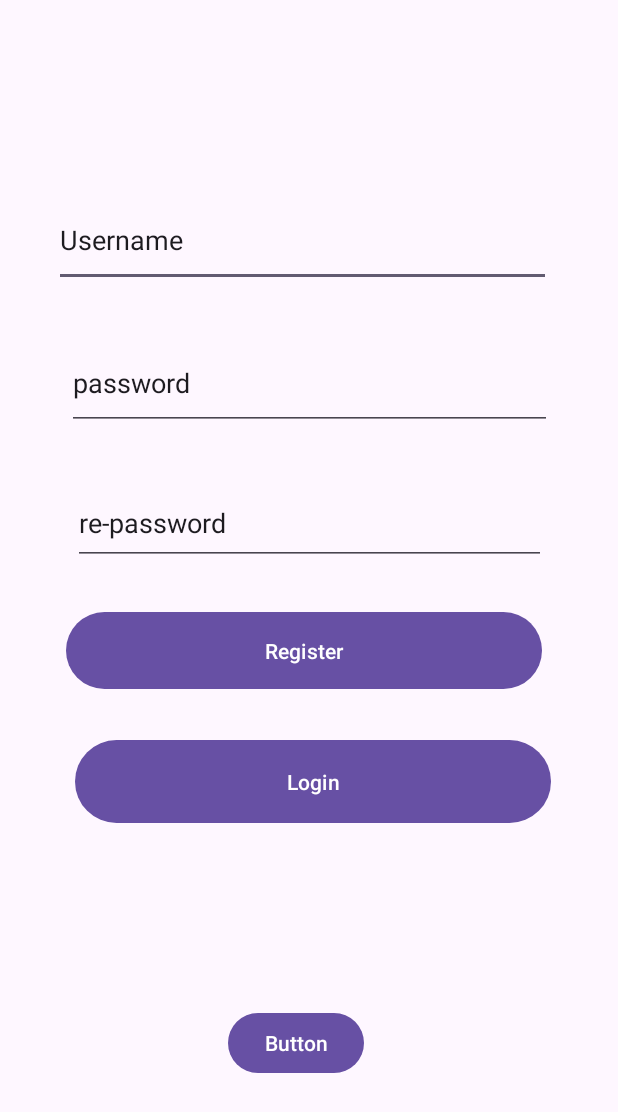
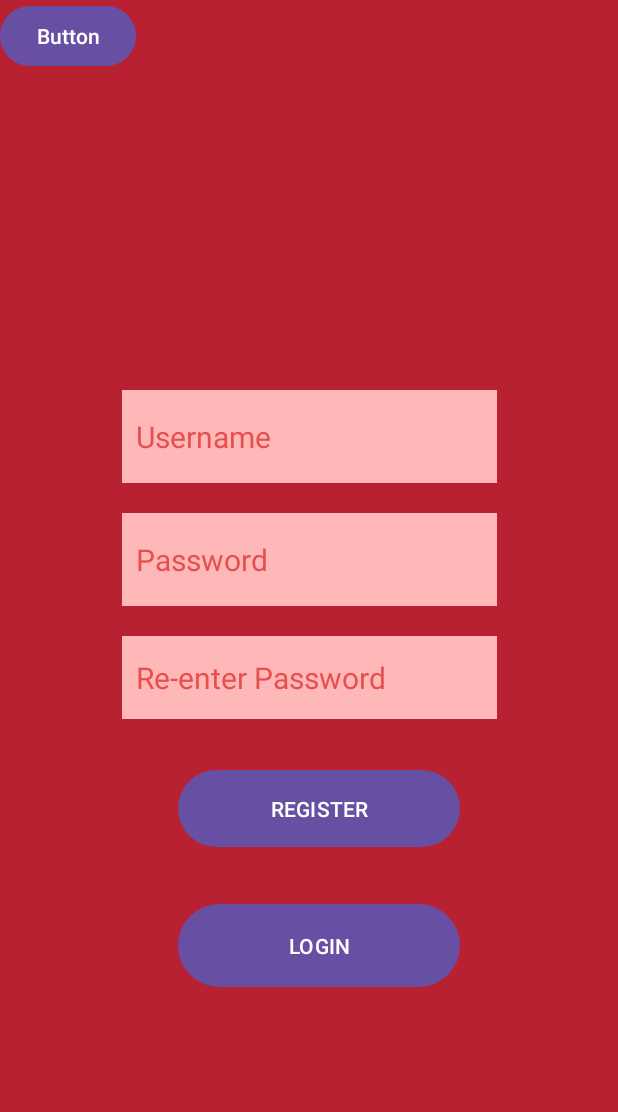
Before and after one commit to jgam2025/coen390_FeverApp, an Android app: the screen it shows after launch (RegisterActivity), on a phone screen of 412 x 824 dp. Shown: the top 1112 px of the screen. Run offline under Robolectric (Android 15) with nearby library versions, the phone set to English and light mode, and no system bars.

Commit message:
color changes

```diff
--- a/app/src/main/java/com/example/coen390_feverapp/LoginActivity.java
+++ b/app/src/main/java/com/example/coen390_feverapp/LoginActivity.java
@@ -31,7 +31,7 @@ public class LoginActivity extends AppCompatActivity {
             public void onClick(View v) {
                 boolean isLoggedId = dbHelper.checkUser(etUsername.getText().toString(),etPwd.getText().toString());
                 if(isLoggedId){
-                    Intent intent = new Intent(LoginActivity.this, MainActivity.class);
+                    Intent intent = new Intent(LoginActivity.this, TemperatureMeasurementPage.class);
                     startActivity(intent);
                 }
                 else{
--- a/app/src/main/java/com/example/coen390_feverapp/ScanMeasurementActivity.java
+++ b/app/src/main/java/com/example/coen390_feverapp/ScanMeasurementActivity.java
@@ -151,7 +151,7 @@ public class ScanMeasurementActivity extends AppCompatActivity {
 
 
         for (BluetoothDevice bondedDevice : bluetoothAdapter.getBondedDevices()) {
-            if (bondedDevice.getName().equals("ESP32")) { // Make sure this matches ESP32 name
+            if (bondedDevice.getName().equals("ESP32")) {
                 device = bondedDevice;
                 break;
             }
--- a/app/src/main/res/layout/activity_register.xml
+++ b/app/src/main/res/layout/activity_register.xml
@@ -5,87 +5,90 @@
     android:id="@+id/main"
     android:layout_width="match_parent"
     android:layout_height="match_parent"
+    android:background="#B82132"
     tools:context=".RegisterActivity">
 
 
     <EditText
         android:id="@+id/editTextText"
-        android:layout_width="331dp"
+        android:layout_width="250dp"
         android:layout_height="62dp"
+        android:layout_marginTop="260dp"
+        android:background="#FFB8B8"
+        android:backgroundTint="#FFB8B8"
         android:ems="10"
-        android:hint="enter a username"
+        android:hint="  Username"
         android:inputType="text"
-        android:text="Username"
-        app:layout_constraintBottom_toBottomOf="parent"
+        android:textColorHint="#E74F4F"
+        android:textSize="20sp"
         app:layout_constraintEnd_toEndOf="parent"
-        app:layout_constraintHorizontal_bias="0.45"
+        app:layout_constraintHorizontal_bias="0.503"
         app:layout_constraintStart_toStartOf="parent"
-        app:layout_constraintTop_toTopOf="parent"
-        app:layout_constraintVertical_bias="0.17" />
+        app:layout_constraintTop_toTopOf="parent" />
 
     <EditText
         android:id="@+id/editTextText2"
-        android:layout_width="323dp"
+        android:layout_width="250dp"
         android:layout_height="62dp"
+        android:layout_marginTop="20dp"
+        android:background="#FFB8B8"
+        android:backgroundTint="#FFB8B8"
         android:ems="10"
-        android:hint="enter a password"
+        android:hint="  Password"
         android:inputType="text"
-        android:text="password"
-        app:layout_constraintBottom_toBottomOf="parent"
+        android:textColorHint="#E74F4F"
+        android:textSize="20sp"
         app:layout_constraintEnd_toEndOf="parent"
+        app:layout_constraintHorizontal_bias="0.503"
         app:layout_constraintStart_toStartOf="parent"
-        app:layout_constraintTop_toTopOf="parent"
-        app:layout_constraintVertical_bias="0.295" />
+        app:layout_constraintTop_toBottomOf="@+id/editTextText" />
 
     <EditText
         android:id="@+id/editTextText3"
-        android:layout_width="315dp"
+        android:layout_width="250dp"
         android:layout_height="55dp"
+        android:layout_marginTop="20dp"
+        android:background="#FFB8B8"
+        android:backgroundTint="#FFB8B8"
         android:ems="10"
-        android:hint="re-type a password"
+        android:hint="  Re-enter Password"
         android:inputType="text"
-        android:text="re-password"
-        app:layout_constraintBottom_toBottomOf="parent"
+        android:textColorHint="#E74F4F"
+        android:textSize="20sp"
         app:layout_constraintEnd_toEndOf="parent"
+        app:layout_constraintHorizontal_bias="0.503"
         app:layout_constraintStart_toStartOf="parent"
-        app:layout_constraintTop_toTopOf="parent"
-        app:layout_constraintVertical_bias="0.418" />
+        app:layout_constraintTop_toBottomOf="@+id/editTextText2" />
 
     <Button
         android:id="@+id/button1"
-        android:layout_width="317dp"
+        android:layout_width="188dp"
         android:layout_height="59dp"
-        android:text="Register"
-        app:layout_constraintBottom_toBottomOf="parent"
+        android:layout_marginTop="30dp"
+        android:text="REGISTER"
         app:layout_constraintEnd_toEndOf="parent"
-        app:layout_constraintHorizontal_bias="0.468"
+        app:layout_constraintHorizontal_bias="0.529"
         app:layout_constraintStart_toStartOf="parent"
-        app:layout_constraintTop_toTopOf="parent"
-        app:layout_constraintVertical_bias="0.528" />
+        app:layout_constraintTop_toBottomOf="@+id/editTextText3" />
 
     <Button
         android:id="@+id/button2"
-        android:layout_width="317dp"
+        android:layout_width="188dp"
         android:layout_height="63dp"
-        android:text="Login"
+        android:layout_marginTop="30dp"
+        android:text="LOGIN"
         app:layout_constraintBottom_toBottomOf="parent"
         app:layout_constraintEnd_toEndOf="parent"
-        app:layout_constraintHorizontal_bias="0.531"
+        app:layout_constraintHorizontal_bias="0.529"
         app:layout_constraintStart_toStartOf="parent"
-        app:layout_constraintTop_toTopOf="parent"
-        app:layout_constraintVertical_bias="0.643" />
+        app:layout_constraintTop_toBottomOf="@+id/button1"
+        app:layout_constraintVertical_bias="0.0" />
 
     <Button
         android:id="@+id/button"
         android:layout_width="wrap_content"
         android:layout_height="wrap_content"
-        android:layout_marginStart="152dp"
-        android:layout_marginTop="102dp"
-        android:layout_marginEnd="169dp"
-        android:layout_marginBottom="88dp"
         android:text="Button"
-        app:layout_constraintBottom_toBottomOf="parent"
-        app:layout_constraintEnd_toEndOf="parent"
-        app:layout_constraintStart_toStartOf="parent"
-        app:layout_constraintTop_toBottomOf="@+id/button2" />
+        tools:layout_editor_absoluteX="16dp"
+        tools:layout_editor_absoluteY="667dp" />
 </androidx.constraintlayout.widget.ConstraintLayout>
--- a/app/src/main/res/values/colors.xml
+++ b/app/src/main/res/values/colors.xml
@@ -5,4 +5,6 @@
     <color name="pink_background">#F6DED8</color>
     <color name="red_background">#B82132</color>
     <color name="red_button">#D2665A</color>
+    <color name="color_for_login_username_pass">#FFB8B8</color>
+    <color name="hint_color">#E74F4F</color>
 </resources>
```
Also changed, not shown: app/src/main/res/layout/activity_login.xml (+23 -18 lines).
